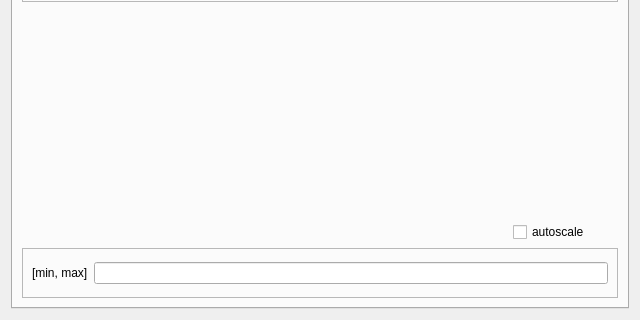
Before: the Qt Designer form micromanager_gui/_ui/micromanager_gui.ui in pymmcore-plus/napari-micromanager, drawn with Qt 5; both pictures show x 0 to 640 and y 535 to 855 of the 640 by 855 pixel window.
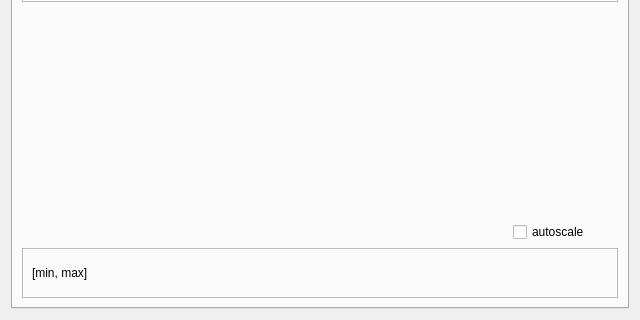
After: the same form once the commit is applied.

Commit message: update_max_min colors

```diff
--- a/micromanager_gui/_ui/micromanager_gui.ui
+++ b/micromanager_gui/_ui/micromanager_gui.ui
@@ -301,23 +301,35 @@
           <enum>QFrame::Raised</enum>
          </property>
          <layout class="QGridLayout" name="gridLayout_11">
+          <item row="0" column="1">
+           <widget class="QLabel" name="max_min_val_label">
+            <property name="text">
+             <string/>
+            </property>
+           </widget>
+          </item>
           <item row="0" column="0">
            <widget class="QLabel" name="label_18">
             <property name="enabled">
              <bool>true</bool>
             </property>
+            <property name="sizePolicy">
+             <sizepolicy hsizetype="Minimum" vsizetype="Preferred">
+              <horstretch>0</horstretch>
+              <verstretch>0</verstretch>
+             </sizepolicy>
+            </property>
+            <property name="maximumSize">
+             <size>
+              <width>70</width>
+              <height>16777215</height>
+             </size>
+            </property>
             <property name="text">
              <string>[min, max]</string>
             </property>
            </widget>
           </item>
-          <item row="0" column="1">
-           <widget class="QLineEdit" name="max_min_val_lineEdit">
-            <property name="readOnly">
-             <bool>true</bool>
-            </property>
-           </widget>
-          </item>
          </layout>
         </widget>
        </item>
```
The commit also changes 1 other file.
